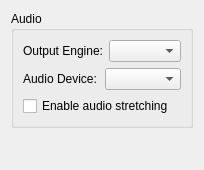
This is src/citra_qt/configuration/configure_audio.ui in grimtnt/citra as Qt 5 draws it before an edit. The edited form follows.
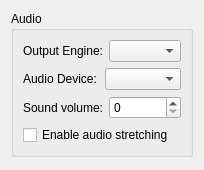
This is the edited form.

Commit message: [skip ci]

The edit to the form file:
```diff
--- a/src/citra_qt/configuration/configure_audio.ui
+++ b/src/citra_qt/configuration/configure_audio.ui
@@ -45,6 +45,24 @@
         </item>
        </layout>
       </item>
+      <item>
+       <layout class="QHBoxLayout" name="layout_sound_volume">
+        <item>
+         <widget class="QLabel" name="label_sound_volume">
+          <property name="text">
+           <string>Sound volume:</string>
+          </property>
+         </widget>
+        </item>
+        <item>
+         <widget class="QSpinBox" name="sound_volume">
+          <property name="maximum">
+           <number>100</number>
+          </property>
+         </widget>
+        </item>
+       </layout>
+      </item>
       <item>
        <widget class="QCheckBox" name="toggle_audio_stretching">
         <property name="toolTip">
```
